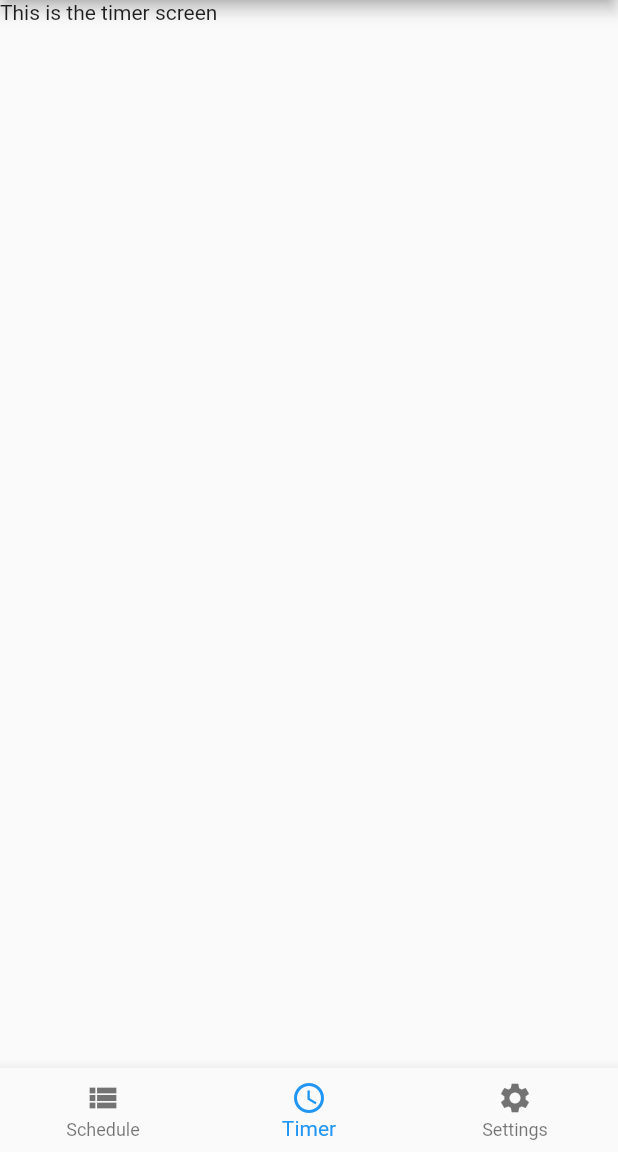
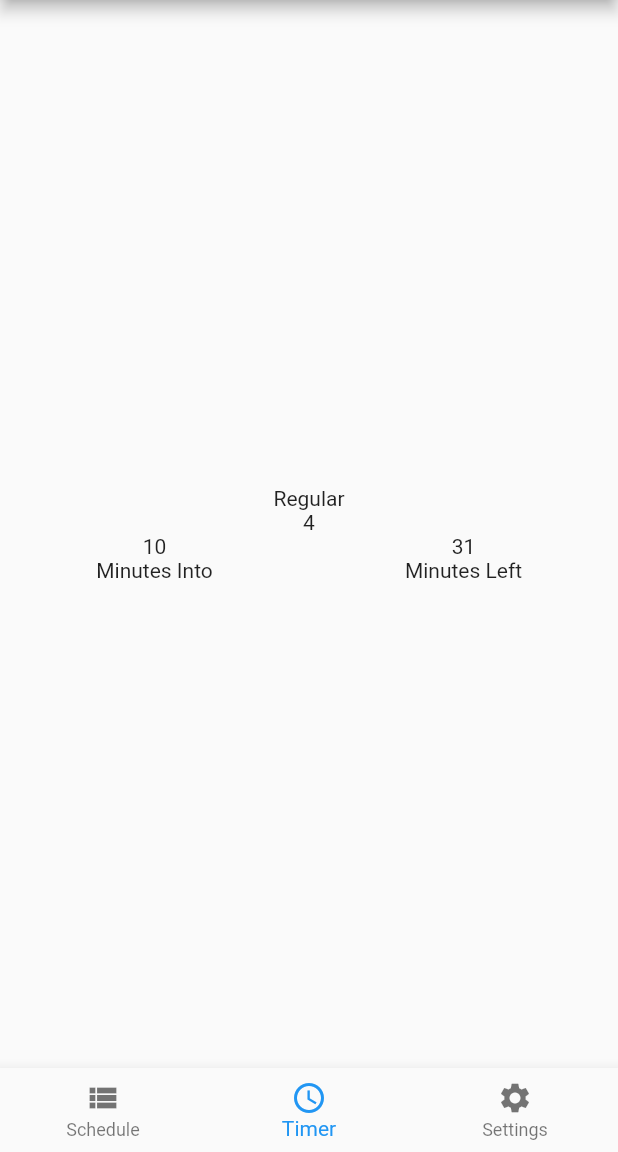
Before and after one commit to kazijamal/stuy-bell-schedule, a Flutter app: the screen it shows after launch, item 2 of the bottom bar chosen, on a phone screen of 412 x 824 dp, the part 84-1236 px from its top. Run offline on Flutter 3.47's test engine with Material 2 defaults, Android fonts, the phone set to English and light mode, and no system bars.

Commit message:
Start working on timer screen

```diff
--- a/lib/presentation/timer/timer_screen.dart
+++ b/lib/presentation/timer/timer_screen.dart
@@ -1,4 +1,6 @@
 import 'package:flutter/material.dart';
+
+import '../../state/timer_computations.dart';
 
 class TimerScreen extends StatefulWidget {
   TimerScreen({Key key, this.schedule}) : super(key: key);
@@ -13,7 +15,34 @@ class _TimerScreenState extends State<TimerScreen> {
   @override
   Widget build(BuildContext context) {
     return Scaffold(
-      body: Text('This is the timer screen'),
-    );
+        body: Center(
+      child: Column(
+        mainAxisAlignment: MainAxisAlignment.center,
+        children: <Widget>[
+          Text(widget.schedule),
+          Text(TimerComputations.getCurrentPeriod(widget.schedule)),
+          Row(
+            children: <Widget>[
+              Expanded(
+                  child: Column(
+                children: <Widget>[
+                  Text(TimerComputations.getMinutesInto(widget.schedule)
+                      .toString()),
+                  Text('Minutes Into', textAlign: TextAlign.center),
+                ],
+              )),
+              Expanded(
+                  child: Column(
+                children: <Widget>[
+                  Text(TimerComputations.getMinutesLeft(widget.schedule)
+                      .toString()),
+                  Text('Minutes Left', textAlign: TextAlign.center),
+                ],
+              )),
+            ],
+          )
+        ],
+      ),
+    ));
   }
 }
--- a/lib/state/schedule_time_constants.dart
+++ b/lib/state/schedule_time_constants.dart
@@ -1,5 +1,6 @@
 class ScheduleTimeConstants {
   static const REGULAR_SCHEDULE = {
+    "Before School": {"start": 0, "end": 28800},
     "1": {"start": 28800, "end": 31260},
     "2": {"start": 31500, "end": 33960},
     "3": {"start": 34260, "end": 36900},
@@ -9,24 +10,28 @@ class ScheduleTimeConstants {
     "7": {"start": 45480, "end": 47940},
     "8": {"start": 48240, "end": 50700},
     "9": {"start": 50940, "end": 53400},
-    "10": {"start": 53640, "end": 56100}
+    "10": {"start": 53640, "end": 56100},
+    "After School": {"start": 56100, "end": 86340}
   };
 
   static const HOMEROOM_SCHEDULE = {
+    "Before School": {"start": 0, "end": 28800},
     "1": {"start": 28800, "end": 31200},
     "2": {"start": 31500, "end": 33900},
     "3": {"start": 34140, "end": 36540},
-    "HR": {"start": 36780, "end": 37500},
+    "Homeroom": {"start": 36780, "end": 37500},
     "4": {"start": 37800, "end": 40200},
     "5": {"start": 40440, "end": 42840},
     "6": {"start": 43080, "end": 45480},
     "7": {"start": 45720, "end": 48120},
     "8": {"start": 48360, "end": 50760},
     "9": {"start": 51000, "end": 53400},
-    "10": {"start": 53700, "end": 56100}
+    "10": {"start": 53700, "end": 56100},
+    "After School": {"start": 56100, "end": 86340}
   };
 
   static const CONFERENCE_SCHEDULE = {
+    "Before School": {"start": 0, "end": 28800},
     "1": {"start": 28800, "end": 31020},
     "2": {"start": 31260, "end": 33480},
     "3": {"start": 33720, "end": 35940},
@@ -37,7 +42,8 @@ class ScheduleTimeConstants {
     "8": {"start": 46020, "end": 48240},
     "9": {"start": 48480, "end": 50700},
     "10": {"start": 50940, "end": 53160},
-    "M": {"start": 53400, "end": 55800}
+    "Meeting": {"start": 53400, "end": 55800},
+    "After School": {"start": 55800, "end": 86340}
   };
 
   static const WEEKEND_SCHEDULE = {"W": "vibe"};
--- a/lib/state/schedule_type.dart
+++ b/lib/state/schedule_type.dart
@@ -11,11 +11,11 @@ class ScheduleType {
     List<String> regular = ['Monday', 'Tuesday', 'Thursday', 'Friday'];
     List<String> weekend = ['Saturday', 'Sunday'];
     if (regular.contains(day)) {
-      return 'regular';
+      return 'Regular';
     } else if (day == 'Wednesday') {
-      return 'conference';
+      return 'Conference';
     } else if (weekend.contains(day)) {
-      return 'weekend';
+      return 'Weekend';
     }
     return 'invalid';
   }
--- a/lib/state/timer_computations.dart
+++ b/lib/state/timer_computations.dart
@@ -2,9 +2,9 @@ import './schedule_time_constants.dart';
 
 class TimerComputations {
   static const scheduleMap = {
-    "regular": ScheduleTimeConstants.REGULAR_SCHEDULE,
-    "homeroom": ScheduleTimeConstants.HOMEROOM_SCHEDULE,
-    "conference": ScheduleTimeConstants.CONFERENCE_SCHEDULE
+    "Regular": ScheduleTimeConstants.REGULAR_SCHEDULE,
+    "Homeroom": ScheduleTimeConstants.HOMEROOM_SCHEDULE,
+    "Conference": ScheduleTimeConstants.CONFERENCE_SCHEDULE
   };
 
   static int getTime() {
@@ -36,6 +36,9 @@ class TimerComputations {
   static int getMinutesInto(String schedule) {
     int time = getTime();
     String period = getCurrentPeriod(schedule);
+    if (period == 'invalid') {
+      return -1;
+    }
     int start = scheduleMap[schedule][period]['start'];
     return ((time - start) / 60).round();
   }
@@ -43,6 +46,9 @@ class TimerComputations {
   static int getMinutesLeft(String schedule) {
     int time = getTime();
     String period = getCurrentPeriod(schedule);
+    if (period == 'invalid') {
+      return -1;
+    }
     int end = scheduleMap[schedule][period]['end'];
     return ((end - time) / 60).round();
   }
```
